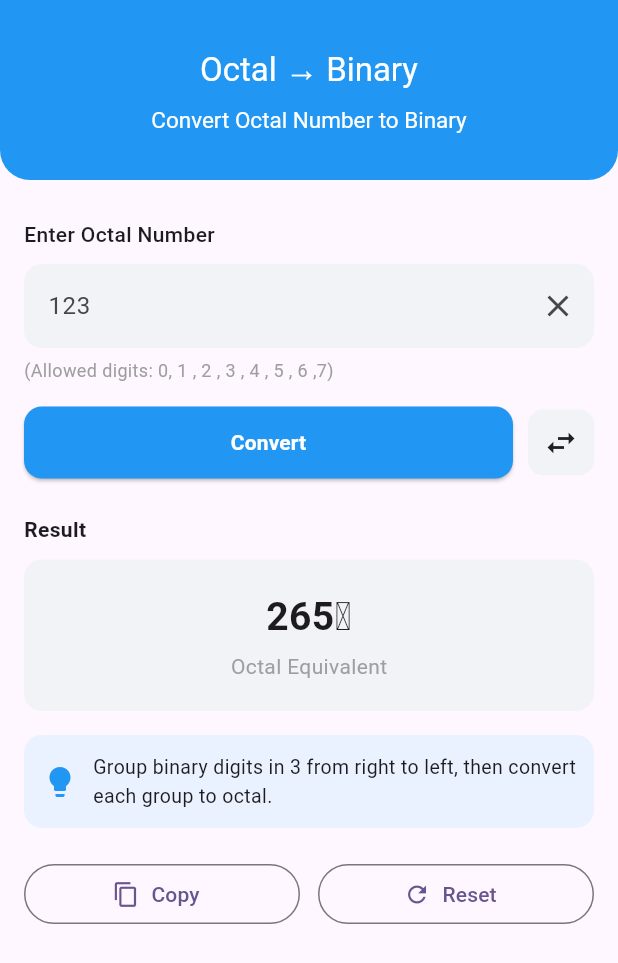
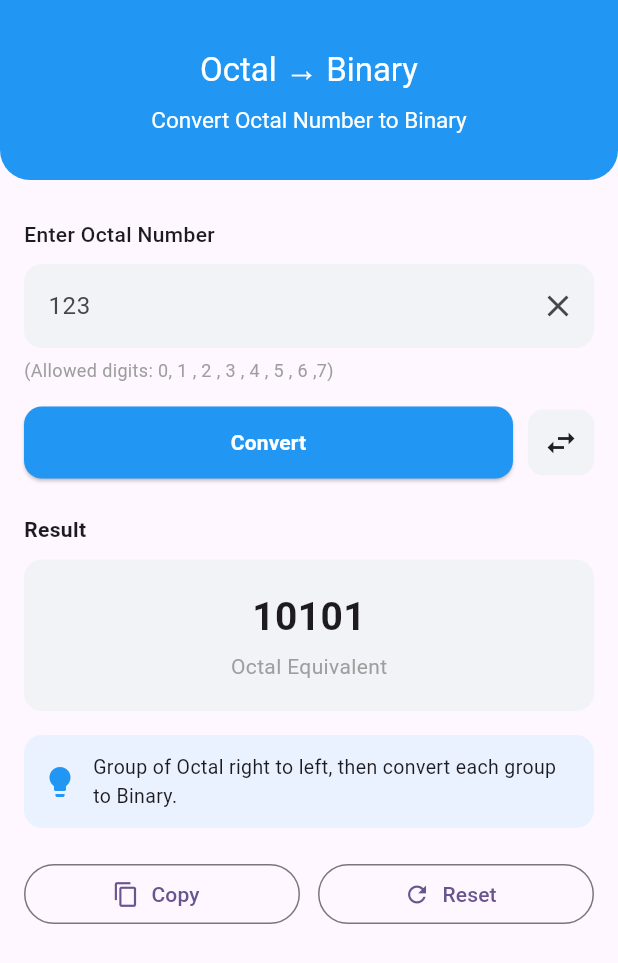
Before and after one commit to sakib2107/Number_System_App, a Flutter app: the OctalToBinaryScreen screen opened directly, on a phone screen of 412 x 824 dp. Shown: the top 963 px of the screen. Run offline on Flutter 3.47's test engine with Material 3 defaults, Android fonts, the phone set to English and light mode, and no system bars.

Commit message:
octal to binary add

```diff
--- a/lib/octal_to_binary.dart
+++ b/lib/octal_to_binary.dart
@@ -132,7 +132,7 @@
                 child: Column(
                   children: const [
                     Text(
-                      "265₈",
+                      "10101",
                       style: TextStyle(
                         fontSize: 26,
                         fontWeight: FontWeight.bold,
@@ -162,7 +162,7 @@
                     SizedBox(width: 10),
                     Expanded(
                       child: Text(
-                        "Group binary digits in 3 from right to left, then convert each group to octal.",
+                        "Group of Octal right to left, then convert each group to Binary.",
                         style: TextStyle(fontSize: 13),
                       ),
                     ),
```
